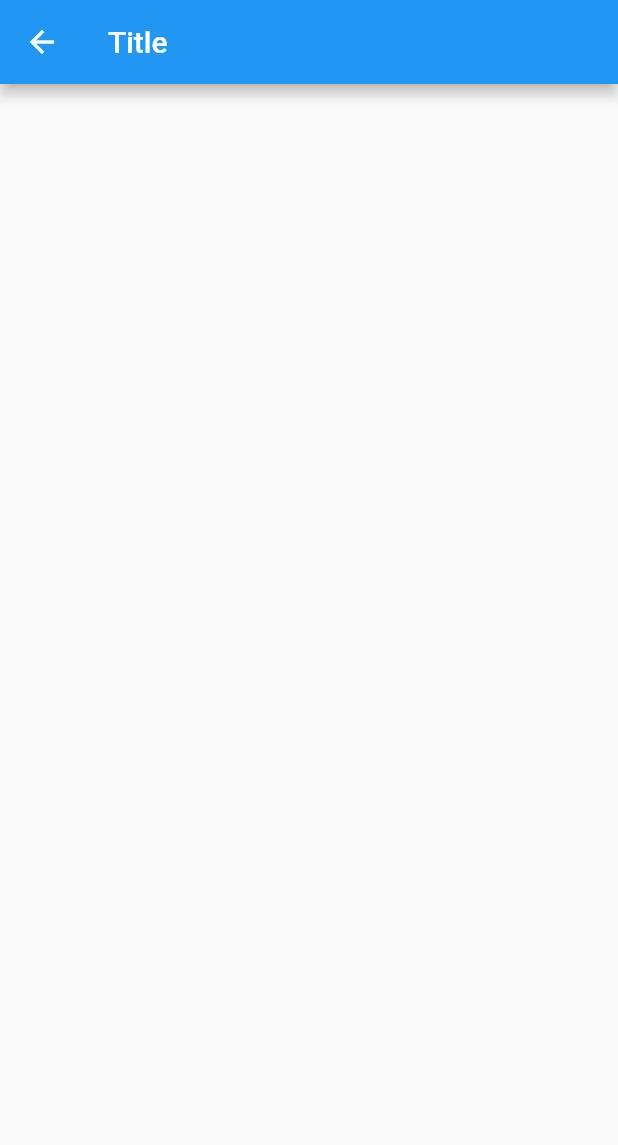
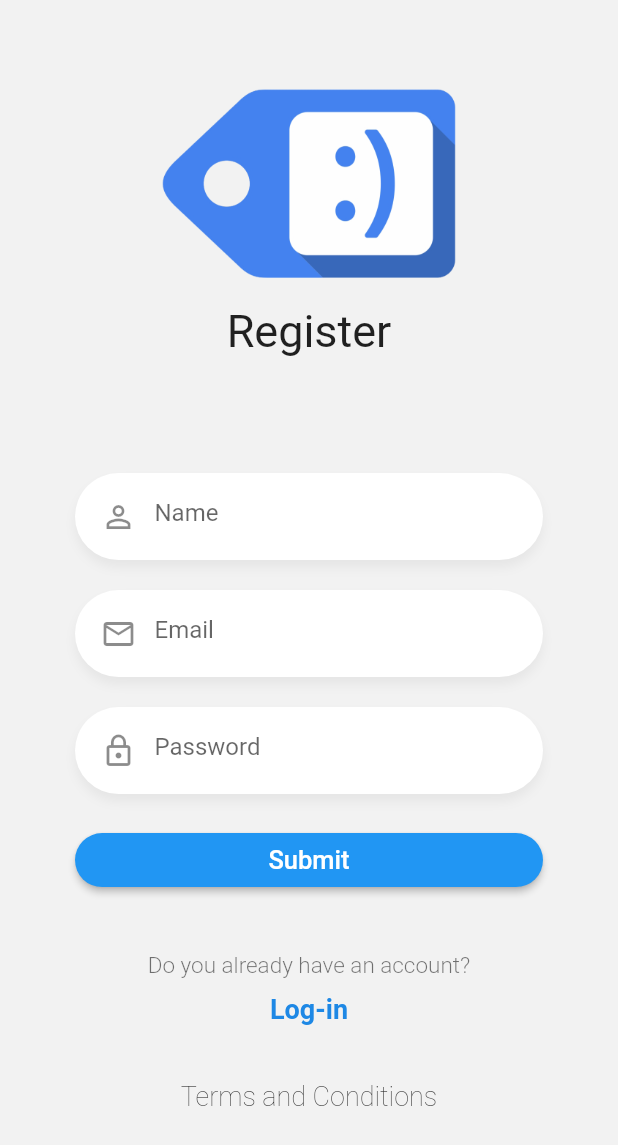
Before and after one commit to aleMartin99/chat_app, a Flutter app: the RegisterPage screen opened by its route, on a phone screen of 412 x 824 dp. Shown: the top 1145 px of the screen. Run offline on Flutter 3.47's test engine with Material 2 defaults, Android fonts, the phone set to English and light mode, and no system bars.

Commit message:
finished login and register UI

```diff
--- a/lib/pages/login_page.dart
+++ b/lib/pages/login_page.dart
@@ -1,5 +1,5 @@
-import 'package:flutter/foundation.dart';
 import 'package:flutter/material.dart';
+import 'package:real_time_chat/widgets/custom_button.dart';
 import 'package:real_time_chat/widgets/custom_input.dart';
 import 'package:real_time_chat/widgets/labels.dart';
 import 'package:real_time_chat/widgets/logo.dart';
@@ -12,17 +12,29 @@ class LoginPage extends StatelessWidget {
     return Scaffold(
       backgroundColor: const Color(0xffF2F2F2),
       body: SafeArea(
+        child: SingleChildScrollView(
+          physics: const BouncingScrollPhysics(),
+          child: SizedBox(
+            height: MediaQuery.of(context).size.height * 0.9,
             child: Column(
               mainAxisAlignment: MainAxisAlignment.spaceBetween,
               children: const [
-            Logo(),
+                Logo(
+                  title: 'Messenger',
+                ),
                 _Form(),
-            Labels(),
+                Labels(
+                  route: 'register',
+                  actionLabel: 'Create one now!',
+                  accountLabel: 'Dont have an account?',
+                ),
                 Text(
                   'Terms and Conditions',
                   style: TextStyle(fontSize: 18, fontWeight: FontWeight.w200),
                 )
               ],
+            ),
+          ),
         ),
       ),
     );
@@ -60,16 +72,12 @@ class _FormState extends State<_Form> {
             textController: passContr,
             isPassword: true,
           ),
-
-          //TODO implement button
-          ElevatedButton(
+          CustomButton(
+              text: 'Submit',
+              color: Colors.blue,
               onPressed: () {
-              if (kDebugMode) {
-                print(emailContr);
-              }
-            },
-            child: const Text('Submit'),
-          )
+                print('$emailContr = $passContr');
+              })
         ],
       ),
     );
--- a/lib/pages/register_page.dart
+++ b/lib/pages/register_page.dart
@@ -1,4 +1,8 @@
 import 'package:flutter/material.dart';
+import 'package:real_time_chat/widgets/custom_button.dart';
+import 'package:real_time_chat/widgets/custom_input.dart';
+import 'package:real_time_chat/widgets/labels.dart';
+import 'package:real_time_chat/widgets/logo.dart';
 
 class RegisterPage extends StatelessWidget {
   const RegisterPage({Key? key}) : super(key: key);
@@ -6,10 +10,78 @@ class RegisterPage extends StatelessWidget {
   @override
   Widget build(BuildContext context) {
     return Scaffold(
-      appBar: AppBar(
-        title: const Text('Title'),
+      backgroundColor: const Color(0xffF2F2F2),
+      body: SafeArea(
+        child: SingleChildScrollView(
+          physics: const BouncingScrollPhysics(),
+          child: SizedBox(
+            height: MediaQuery.of(context).size.height * 0.9,
+            child: Column(
+              mainAxisAlignment: MainAxisAlignment.spaceBetween,
+              children: const [
+                Logo(
+                  title: 'Register',
+                ),
+                _Form(),
+                Labels(
+                  route: 'login',
+                  actionLabel: 'Log-in',
+                  accountLabel: 'Do you already have an account?',
+                ),
+                Text(
+                  'Terms and Conditions',
+                  style: TextStyle(fontSize: 18, fontWeight: FontWeight.w200),
+                )
+              ],
+            ),
+          ),
+        ),
       ),
-      body: const Center(),
     );
   }
 }
+
+class _Form extends StatefulWidget {
+  const _Form({Key? key}) : super(key: key);
+
+  @override
+  _FormState createState() => _FormState();
+}
+
+class _FormState extends State<_Form> {
+  final emailContr = TextEditingController();
+  final passContr = TextEditingController();
+  final nameContr = TextEditingController();
+
+  @override
+  Widget build(BuildContext context) {
+    return Container(
+      margin: const EdgeInsets.only(top: 40),
+      padding: const EdgeInsets.symmetric(horizontal: 50),
+      child: Column(
+        children: [
+          CustomInput(
+            hintText: 'Name',
+            icon: Icons.perm_identity,
+            textController: nameContr,
+            isPassword: false,
+          ),
+          CustomInput(
+            hintText: 'Email',
+            icon: Icons.mail_outline,
+            keyboardType: TextInputType.emailAddress,
+            textController: emailContr,
+            isPassword: false,
+          ),
+          CustomInput(
+            hintText: 'Password',
+            icon: Icons.lock_outline,
+            textController: passContr,
+            isPassword: true,
+          ),
+          CustomButton(text: 'Submit', color: Colors.blue, onPressed: () {})
+        ],
+      ),
+    );
+  }
+}
--- /dev/null
+++ b/lib/widgets/custom_button.dart
@@ -0,0 +1,37 @@
+import 'package:flutter/material.dart';
+
+class CustomButton extends StatelessWidget {
+  const CustomButton(
+      {Key? key,
+      required this.text,
+      required this.color,
+      required this.onPressed})
+      : super(key: key);
+
+  final String text;
+// final
+  final Color color;
+  final dynamic onPressed;
+
+  @override
+  Widget build(BuildContext context) {
+    return ElevatedButton(
+      style: const ButtonStyle(
+          elevation: MaterialStatePropertyAll(2),
+          shape: MaterialStatePropertyAll(
+            StadiumBorder(),
+          ),
+          backgroundColor: MaterialStatePropertyAll(Colors.blue)),
+      onPressed: onPressed,
+      child: SizedBox(
+        width: double.infinity,
+        child: Center(
+          child: Text(
+            text,
+            style: const TextStyle(color: Colors.white, fontSize: 17),
+          ),
+        ),
+      ),
+    );
+  }
+}
--- a/lib/widgets/labels.dart
+++ b/lib/widgets/labels.dart
@@ -1,26 +1,38 @@
 import 'package:flutter/material.dart';
 
 class Labels extends StatelessWidget {
-  const Labels({Key? key}) : super(key: key);
+  const Labels(
+      {Key? key,
+      required this.route,
+      required this.actionLabel,
+      required this.accountLabel})
+      : super(key: key);
+
+  final String route;
+  final String actionLabel;
+  final String accountLabel;
 
   @override
   Widget build(BuildContext context) {
     return Column(
       children: [
-        const Text('Dont have an account?',
-            style: TextStyle(
+        Text(accountLabel,
+            style: const TextStyle(
                 color: Colors.black54,
                 fontSize: 15,
                 fontWeight: FontWeight.w300)),
         const SizedBox(
           height: 10,
         ),
-        Text(
-          'Create one now!',
-          style: TextStyle(
-              color: Colors.blue[600],
-              fontSize: 18,
-              fontWeight: FontWeight.bold),
+        GestureDetector(
+          onTap: () => Navigator.pushReplacementNamed(context, route),
+          child: Text(
+            actionLabel,
+            style: TextStyle(
+                color: Colors.blue[600],
+                fontSize: 18,
+                fontWeight: FontWeight.bold),
+          ),
         )
       ],
     );
--- a/lib/widgets/logo.dart
+++ b/lib/widgets/logo.dart
@@ -1,22 +1,27 @@
 import 'package:flutter/material.dart';
 
 class Logo extends StatelessWidget {
-  const Logo({Key? key}) : super(key: key);
+  const Logo({Key? key, required this.title}) : super(key: key);
+
+  final String title;
 
   @override
   Widget build(BuildContext context) {
     return Center(
         child: Container(
-      width: 170,
+      width: 200,
       margin: const EdgeInsets.only(top: 50),
       child: Column(
-        children: const [
-          Image(
+        children: [
+          const Image(
             image: AssetImage('assets/tag-logo.png'),
           ),
-          Text(
-            'Messenger',
-            style: TextStyle(fontSize: 30),
+          Padding(
+            padding: const EdgeInsets.only(top: 15.0),
+            child: Text(
+              title,
+              style: const TextStyle(fontSize: 30),
+            ),
           )
         ],
       ),
```
Also changed, not shown: 2 other files. Lines whose indentation alone changed are shown as unchanged.
